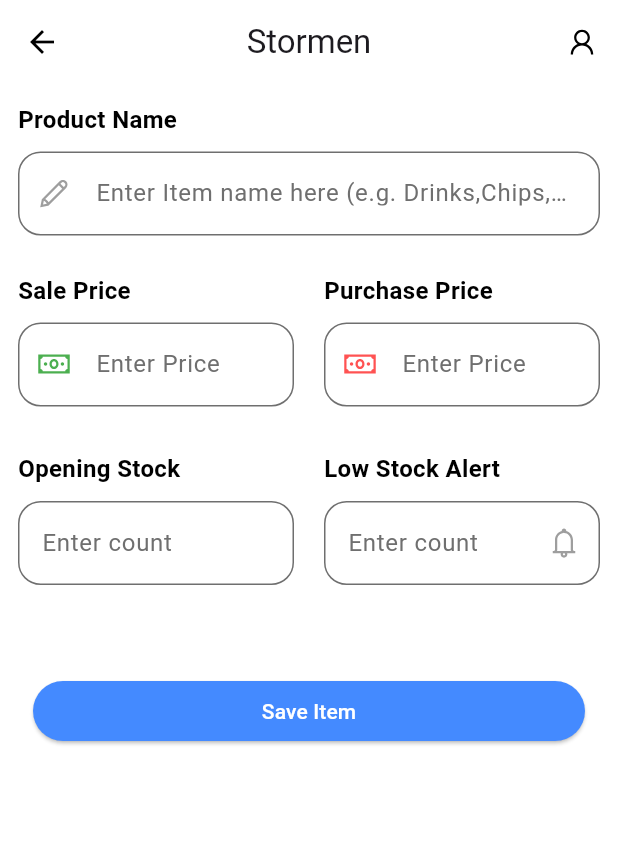
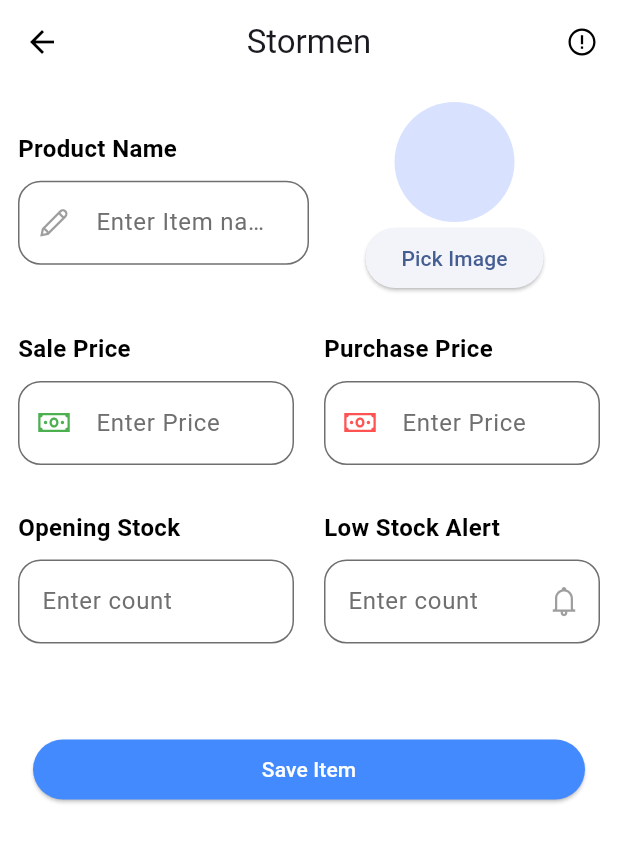
Before and after one commit to EftiarHKhan/poskeeper_v2, a Flutter app: the AddProductScreen screen opened directly, on a phone screen of 412 x 824 dp. Shown: the top 842 px of the screen. Run offline on Flutter 3.47's test engine with Material 2 defaults, Android fonts, the phone set to English and light mode, and no system bars; our stand-ins replace cloud_firestore, device_info_plus, firebase_auth, firebase_core, firebase_database, fl_chart and 11 more; missing offline and left inert: footer, store_redirect; accounts and stored records are empty.

Commit message:
12th Stage

```diff
--- a/lib/Constands/image_strings.dart
+++ b/lib/Constands/image_strings.dart
@@ -24,3 +24,4 @@ const String tBannerImage1 = "assets/logo/banner.png";
 const String tBannerImage3 = "assets/logo/java.png";
 
 const String tProfileImage = "assets/logo/Pic.jpg";
+const String tEmptyImage = "assets/logo/emptyimage.jpg";
--- a/lib/DB_Helper/product/product_db.dart
+++ b/lib/DB_Helper/product/product_db.dart
@@ -36,7 +36,8 @@ class DatabaseHelper {
             purchasePrice DOUBLE,
             openingStock INTEGER,
             lowStock INTEGER,
-            date TEXT
+            date TEXT,
+            image TEXT
           )
         ''');
         },
@@ -105,6 +106,7 @@ class DatabaseHelper {
         lowStock: maps[index]['lowStock'],
         date: maps[index]['date'],
         id: maps[index]['id'],
+        image: maps[index]['image'],
       );
     });
 
@@ -164,6 +166,7 @@ class DatabaseHelper {
                 openingStock: value['openingStock'],
                 lowStock: value['lowStock'],
                 date: value['date'],
+                image: value['image'],
               );
               await _database.insert(
                 'allproduct',
--- /dev/null
+++ b/lib/Features/add_product/controllers/image_picker_controller.dart
@@ -0,0 +1,25 @@
+import 'package:get/get.dart';
+import 'package:image_picker/image_picker.dart';
+
+
+class ImagePickerController extends GetxController{
+
+  RxString imagepath = ''.obs;
+
+  Future camera() async{
+    final ImagePicker _picker = ImagePicker();
+    final image = await _picker.pickImage(source: ImageSource.camera);
+    if(image != null){
+      imagepath.value = image.path.toString();
+    }
+  }
+  Future gallery() async{
+    final ImagePicker _picker = ImagePicker();
+    final image = await _picker.pickImage(source: ImageSource.gallery);
+    if(image != null){
+      imagepath.value = image.path.toString();
+    }
+  }
+
+
+}
--- a/lib/Features/add_product/controllers/product_controller.dart
+++ b/lib/Features/add_product/controllers/product_controller.dart
@@ -3,9 +3,12 @@ import 'package:get/get.dart';
 import 'package:intl/intl.dart';
 import 'package:stormen/Constands/text_strings.dart';
 import 'package:stormen/DB_Helper/product/product_db.dart';
+import 'package:stormen/Features/add_product/controllers/image_picker_controller.dart';
 import 'package:stormen/Features/add_product/model/product_model.dart';
 
 class ProductController extends GetxController{
+
+  final ImagePickerController im = Get.put(ImagePickerController());
 
   var p_name = TextEditingController();
   var s_price = TextEditingController();
@@ -30,6 +33,7 @@ class ProductController extends GetxController{
       openingStock: openingStock,
       lowStock: lowStock,
       date: DateFormat('dd-MM-yyyy').format(now),
+      image: im.imagepath.value,
     );
     try {
       await databaseHelper.insertProduct(newProduct);
--- a/lib/Features/add_product/model/product_model.dart
+++ b/lib/Features/add_product/model/product_model.dart
@@ -6,6 +6,7 @@ class Product {
   final int lowStock;
   final String date;
   final int id;
+  final String image;
 
   Product({
     required this.itemName,
@@ -15,6 +16,7 @@ class Product {
     required this.lowStock,
     required this.date,
     this.id=0,
+    required this.image,
   });
 
   Map<String, dynamic> toMap() {
@@ -25,6 +27,7 @@ class Product {
       'openingStock': openingStock,
       'lowStock': lowStock,
       'date': date,
+      'image': image,
     };
   }
 }
--- a/lib/Features/add_product/screens/product_screen.dart
+++ b/lib/Features/add_product/screens/product_screen.dart
@@ -1,11 +1,15 @@
+import 'dart:io';
+
 import 'package:flutter/cupertino.dart';
 import 'package:flutter/material.dart';
 import 'package:get/get.dart';
 import 'package:line_awesome_flutter/line_awesome_flutter.dart';
 import 'package:stormen/Constands/colors_strings.dart';
+import 'package:stormen/Constands/image_strings.dart';
 import 'package:stormen/Constands/sizes_strings.dart';
 import 'package:stormen/Constands/text_strings.dart';
 import 'package:stormen/DB_Helper/product/product_db.dart';
+import 'package:stormen/Features/add_product/controllers/image_picker_controller.dart';
 import 'package:stormen/Features/add_product/controllers/product_controller.dart';
 import 'package:stormen/Utils/Widgets/appbar/home_appbar.dart';
 import '../../../Utils/Widgets/sizebox/space_widget.dart';
@@ -20,6 +24,7 @@ class AddProductScreen extends StatefulWidget {
 class _AddProductScreenState extends State<AddProductScreen> {
 
   final ProductController productController = Get.put(ProductController());
+  final ImagePickerController im = Get.put(ImagePickerController());
 
   @override
   void initState() {
@@ -36,6 +41,12 @@ class _AddProductScreenState extends State<AddProductScreen> {
       body: SingleChildScrollView(
         child: Padding(
           padding: const EdgeInsets.all(12.0),
+          child: Column(
+            crossAxisAlignment: CrossAxisAlignment.start,
+            children: <Widget>[
+              Row(
+                children: <Widget>[
+                  Expanded(
                     child: Column(
                       crossAxisAlignment: CrossAxisAlignment.start,
                       children: <Widget>[
@@ -62,6 +73,48 @@ class _AddProductScreenState extends State<AddProductScreen> {
                               labelStyle:
                               const TextStyle(color: tGrayColor1)),
                           cursorColor: tGrayColor2,
+                        ),
+                      ],
+                    ),
+                  ),
+                  Expanded(
+                    child: Column(
+                      crossAxisAlignment: CrossAxisAlignment.end,
+                      children: <Widget>[
+                        Obx(() => Column(
+                          crossAxisAlignment: CrossAxisAlignment.center,
+                          mainAxisAlignment: MainAxisAlignment.center,
+                          children: [
+                            Center(
+                              child: CircleAvatar(
+                                radius: 40,
+                                backgroundImage: im.imagepath.isNotEmpty ? FileImage(File(im.imagepath.toString())) : null,
+                              ),
+                            ),
+                            ElevatedButton(onPressed: (){
+                              Get.defaultDialog(
+                                title: 'Pick a image',
+                                titleStyle: TextStyle(fontWeight: FontWeight.bold,fontSize: 18),
+                                titlePadding: EdgeInsets.only(top: 20),
+                                contentPadding: EdgeInsets.all(20),
+                                middleText: 'Do you really want to print this receipt?',
+                                confirm: OutlinedButton(onPressed: () async {
+                                  Get.back();
+                                  im.camera();
+                                }, child: Text('Pick from Camera')),
+                                cancel: FilledButton(onPressed: (){
+                                  Get.back();
+                                  im.gallery();
+                                },
+                                    child: Text('Pick from Gellary')),
+                              );
+                            }, child: Text("Pick Image"))
+                          ],
+                        )),
+                      ],
+                    ),
+                  ),
+                ],
               ),
               space(25),
               Row(
--- a/lib/Features/dashboard/screens/dashboard_screen.dart
+++ b/lib/Features/dashboard/screens/dashboard_screen.dart
@@ -3,6 +3,7 @@ import 'package:flutter/material.dart';
 import 'package:google_nav_bar/google_nav_bar.dart';
 import 'package:line_awesome_flutter/line_awesome_flutter.dart';
 import 'package:stormen/Features/dashboard/screens/buy_sell_screen.dart';
+import 'package:stormen/Features/dashboard/screens/profile_screen.dart';
 import 'package:stormen/Features/dashboard/screens/stock_screen.dart';
 
 import '../../../Utils/Widgets/appbar/home_appbar.dart';
@@ -20,7 +21,7 @@ class DashboardScreen extends StatefulWidget {
 class _DashboardScreenState extends State<DashboardScreen> {
 
   var _page = 0;
-  final pages = [DetailsScreen(),StockScreen(),BuySellScreen()];
+  final pages = [DetailsScreen(),StockScreen(),BuySellScreen(),ProfileScreen()];
 
   @override
   Widget build(BuildContext context) {
@@ -48,6 +49,7 @@ class _DashboardScreenState extends State<DashboardScreen> {
                 GButton(icon: LineAwesomeIcons.border_all,text: 'Dashboard',),
                 GButton(icon: LineAwesomeIcons.bar_chart_1,text: 'Stock Management',),
                 GButton(icon: LineAwesomeIcons.shopping_cart,text: 'Add / Sell Product',),
+                GButton(icon: LineAwesomeIcons.user,text: 'Profile',),
               ],
             ),
           ),
--- a/lib/Utils/Widgets/appbar/home_appbar.dart
+++ b/lib/Utils/Widgets/appbar/home_appbar.dart
@@ -18,7 +18,7 @@ HomeAppBar() {
         onPressed: () {
           Get.to(About());
         },
-        icon: Icon(LineAwesomeIcons.user, color: Colors.black),
+        icon: Icon(LineAwesomeIcons.exclamation_circle, color: Colors.black),
       )
     ],
   );
--- a/lib/main.dart
+++ b/lib/main.dart
@@ -26,7 +26,7 @@ class MyApp extends StatelessWidget {
     return GetMaterialApp(
       themeMode: ThemeMode.system,
       theme: ThemeData(
-        colorScheme: ColorScheme.fromSeed(seedColor: Colors.deepPurple),
+        colorScheme: ColorScheme.fromSeed(seedColor: Colors.blueAccent.shade200),
         useMaterial3: true,
       ),
       home: WelcomeScreen(),
--- a/pubspec.yaml
+++ b/pubspec.yaml
@@ -58,6 +58,7 @@ dependencies:
   firebase_database: ^10.2.6
   device_info_plus: ^9.0.3
   cloud_firestore: ^4.9.3
+  image_picker: ^1.0.4
 
 flutter_icons:
   android: true
@@ -97,6 +98,7 @@ flutter:
     - assets/images/close.svg
     - assets/images/banner.jpg
     - assets/images/stormen.png
+    - assets/images/emptyimage.jpg
     - assets/logo/
 
   # An image asset can refer to one or more resolution-specific "variants", see
```
Also changed, not shown: lib/Features/Profile/screens/update_profile_screen.dart (added, +17 -0 lines), lib/Features/dashboard/screens/profile_screen.dart (added, +70 -0 lines), lib/Features/dashboard/screens/stock_screen.dart (+25 -1 lines), lib/Features/dashboard/screens/widgets/profile_menu_widget.dart (added, +40 -0 lines), assets/images/emptyimage.jpg (added), pubspec.lock, 3 other files. Lines whose indentation alone changed are shown as unchanged.
